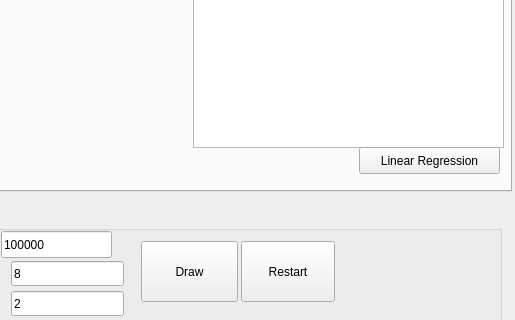
arkajad/fractals, file mainwindow.ui: the form before one commit; both pictures show x 509 to 1024 and y 376 to 696 of the 1024 by 794 pixel window.
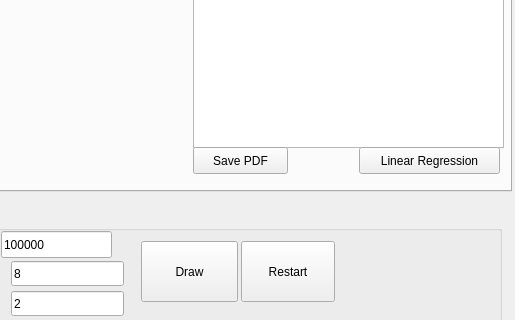
The form after the commit. Custom widgets are drawn as their Qt base class.

Commit message: Added saving the plot to pdf

Diff of the .ui file:
```diff
--- a/mainwindow.ui
+++ b/mainwindow.ui
@@ -263,6 +263,19 @@
        <string>Linear Regression</string>
       </property>
      </widget>
+     <widget class="QPushButton" name="savePlotPDF">
+      <property name="geometry">
+       <rect>
+        <x>700</x>
+        <y>480</y>
+        <width>95</width>
+        <height>27</height>
+       </rect>
+      </property>
+      <property name="text">
+       <string>Save PDF</string>
+      </property>
+     </widget>
     </widget>
     <widget class="QWidget" name="imageTab">
      <attribute name="title">
```
Left out of the diff: 17 changed lines with no effect on the pictures. The commit also changes 7 other files.
